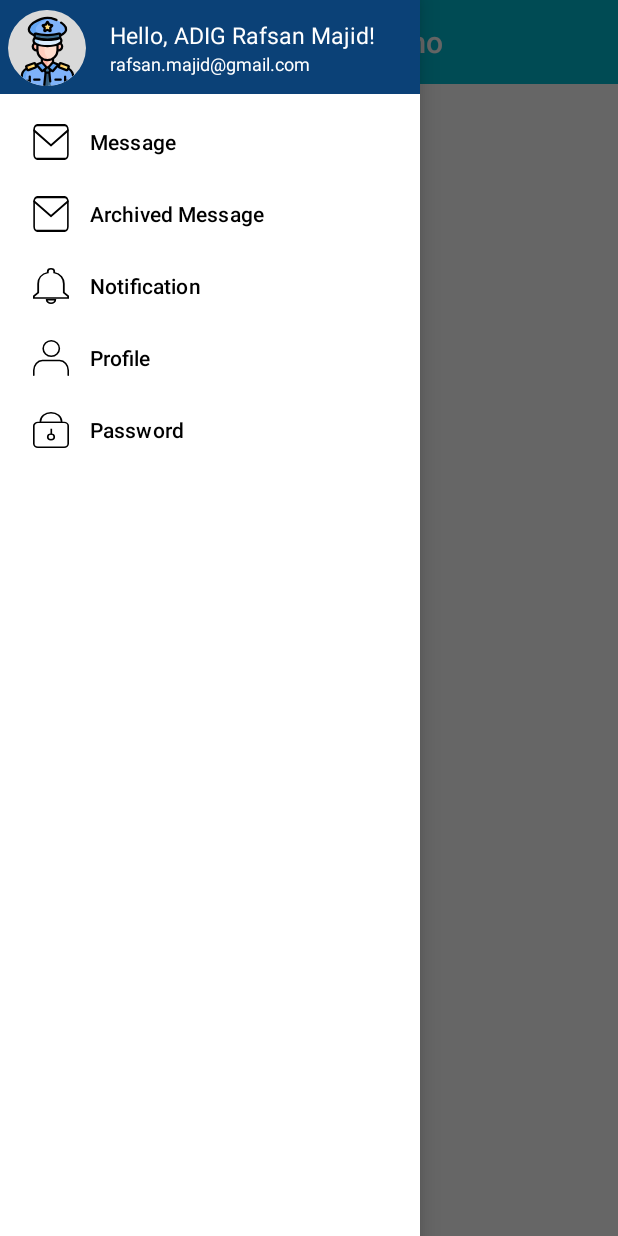
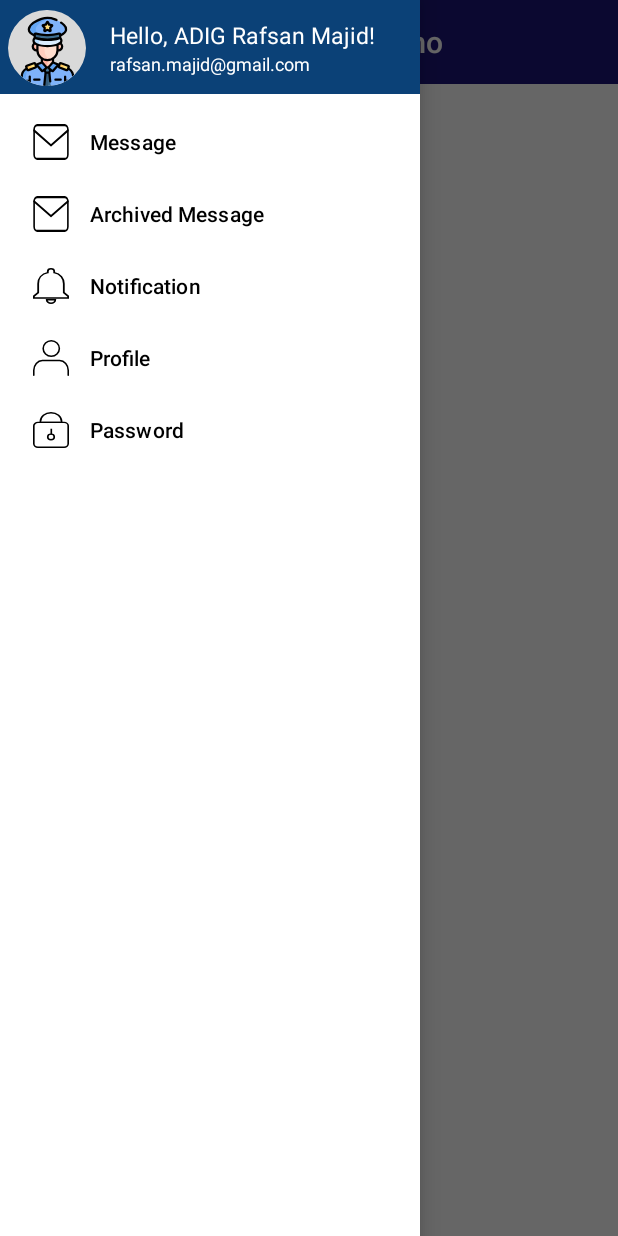
Before and after one commit to NaimAsSakib/Navigation_Drawer, an Android app: the screen it shows after launch (MainActivity), with the side drawer open, on a phone screen of 412 x 824 dp. Run offline under Robolectric (Android 15) with nearby library versions, the phone set to English and light mode, and no system bars.

```diff
--- a/app/src/main/res/layout/activity_main.xml
+++ b/app/src/main/res/layout/activity_main.xml
@@ -17,7 +17,7 @@
             android:id="@+id/toolBar"
             android:layout_width="match_parent"
             android:layout_height="?actionBarSize"
-            android:background="#00BCD4"
+            android:background="#1b1579"
             android:titleTextColor="@color/white"
             android:theme="@style/ThemeOverlay.AppCompat.Dark"
             app:popupTheme="@style/Theme.AppCompat.Light"
```
